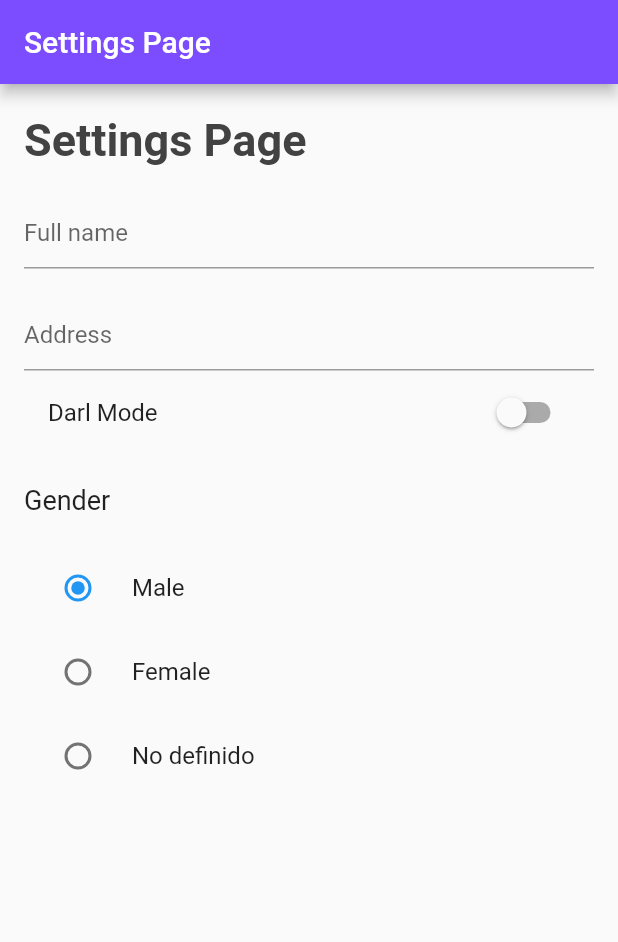
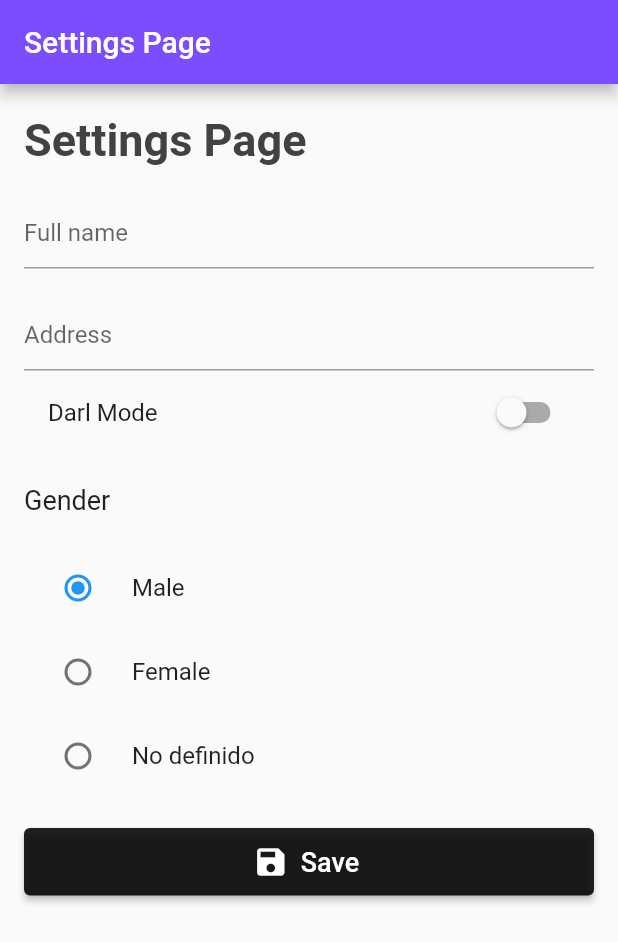
Before and after one commit to dafm10/flutter_codigo4_sharedpref, a Flutter app: the screen it shows after launch, on a phone screen of 412 x 824 dp. Shown: the top 942 px of the screen. Run offline on Flutter 3.47's test engine with Material 2 defaults, Android fonts, the phone set to English and light mode, and no system bars; our stand-ins replace shared_preferences.

Commit message:
save button

```diff
--- a/lib/pages/register_page.dart
+++ b/lib/pages/register_page.dart
@@ -1,4 +1,3 @@
-
 import 'package:flutter/material.dart';
 
 class RegisterPage extends StatefulWidget {
@@ -73,34 +72,48 @@ class _RegisterPageState extends State<RegisterPage> {
               value: 1,
               groupValue: gender,
               title: Text("Male"),
-              onChanged: (int? value){
+              onChanged: (int? value) {
                 gender = value!;
-                setState(() {
-
-                });
+                setState(() {});
               },
             ),
             RadioListTile(
               value: 2,
               groupValue: gender,
               title: Text("Female"),
-              onChanged: (int? value){
+              onChanged: (int? value) {
                 gender = value!;
-                setState(() {
-
-                });
+                setState(() {});
               },
             ),
             RadioListTile(
               value: 3,
               groupValue: gender,
               title: Text("No definido"),
-              onChanged: (int? value){
+              onChanged: (int? value) {
                 gender = value!;
-                setState(() {
-
-                });
+                setState(() {});
               },
+            ),
+            const SizedBox(
+              height: 20.0,
+            ),
+            Container(
+              width: double.infinity,
+              height: 45.0,
+              child: ElevatedButton.icon(
+                style: ElevatedButton.styleFrom(
+                  primary: Colors.black87,
+                ),
+                onPressed: () {},
+                icon: Icon(Icons.save),
+                label: Text(
+                  "Save",
+                  style: TextStyle(
+                    fontSize: 18.0,
+                  ),
+                ),
+              ),
             ),
           ],
         ),
```
